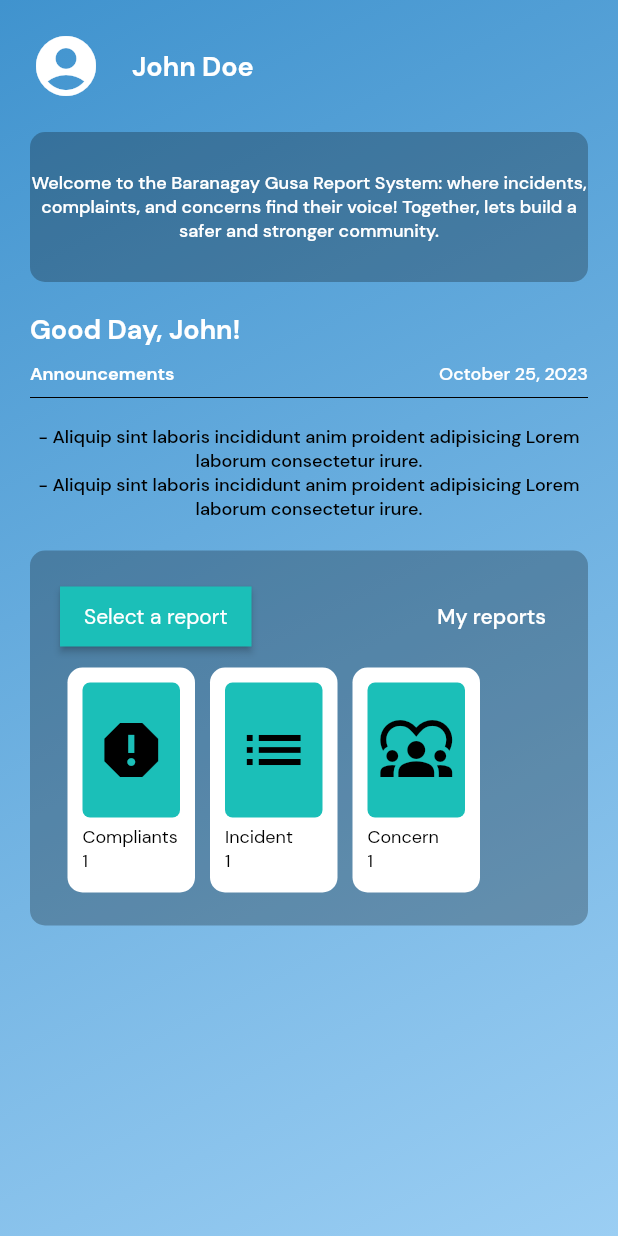
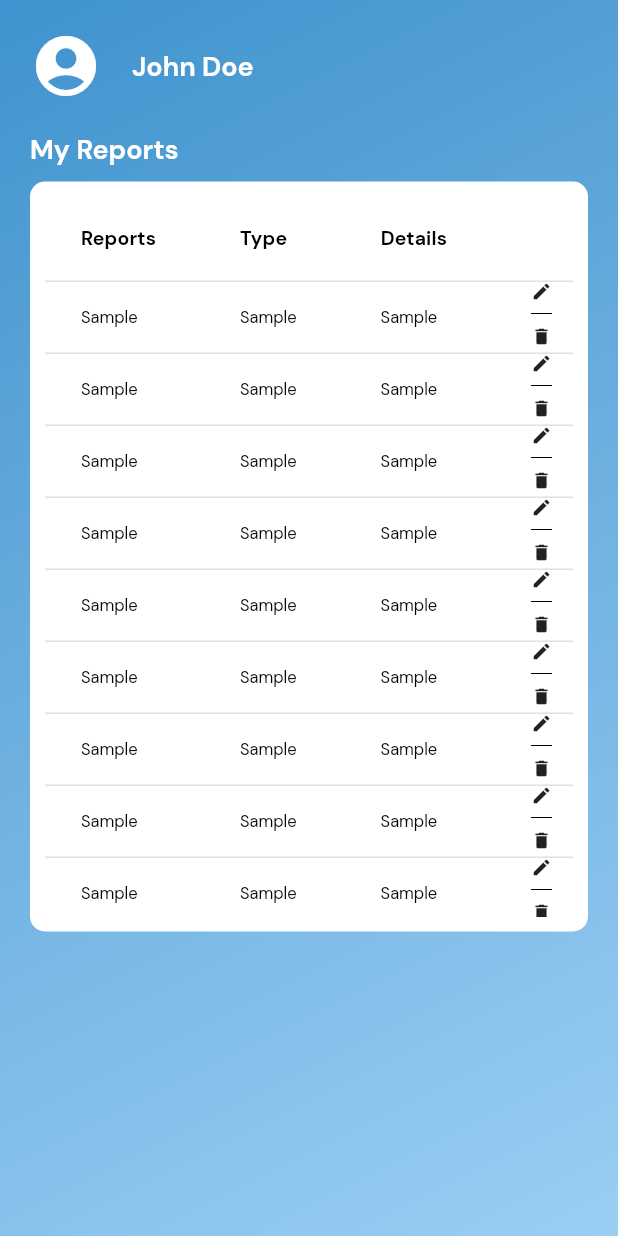
Before and after one commit to lansoyyy/gusa_cic, a Flutter app: the HomeScreen screen opened directly, after a tap on "My reports", on a phone screen of 412 x 824 dp. Run offline on Flutter 3.47's test engine with Material 2 defaults, Android fonts, the phone set to English and light mode, and no system bars; our stand-ins replace fluttertoast.

Commit message:
added my reports page

```diff
--- a/lib/screens/home_screen.dart
+++ b/lib/screens/home_screen.dart
@@ -1,4 +1,5 @@
 import 'package:flutter/material.dart';
+import 'package:gusa_cic/screens/myreports_screen.dart';
 import 'package:gusa_cic/utils/colors.dart';
 import 'package:gusa_cic/widgets/button_widget.dart';
 import 'package:gusa_cic/widgets/text_widget.dart';
@@ -7,7 +8,7 @@ class HomeScreen extends StatelessWidget {
   const HomeScreen({super.key});
 
   @override
-  Widget build(BuildContext cowntext) {
+  Widget build(BuildContext context) {
     return  Scaffold(
       body: Container(
         height: double.infinity,
@@ -106,6 +107,8 @@ class HomeScreen extends StatelessWidget {
                                 height: 40,
                                 label: 'Select a report', onPressed: () {},),
                                 TextButton(onPressed: () {
+                                                  Navigator.of(context).push(MaterialPageRoute(
+                          builder: (context) => const MyreportsScreen()));
 
                                 }, child: TextWidget(text: 'My reports', fontSize: 14,
                                 color: Colors.white,
--- /dev/null
+++ b/lib/screens/myreports_screen.dart
@@ -0,0 +1,150 @@
+import 'package:flutter/material.dart';
+import 'package:gusa_cic/utils/colors.dart';
+import 'package:gusa_cic/widgets/button_widget.dart';
+import 'package:gusa_cic/widgets/text_widget.dart';
+
+class MyreportsScreen extends StatelessWidget {
+  const MyreportsScreen({super.key});
+
+  @override
+  Widget build(BuildContext context) {
+    return  Scaffold(
+      body: Container(
+        height: double.infinity,
+        width: double.infinity,
+        decoration: BoxDecoration(
+            gradient: LinearGradient(
+    begin: Alignment.topLeft,
+    end: Alignment.bottomRight,
+    colors: [
+      Color(0xff4093CE),
+      Color(0xff9BCEF3),
+    ],
+  ),
+        ),
+        child: SingleChildScrollView(
+          child: SafeArea(
+            child: Padding(
+             padding: const EdgeInsets.only(left: 20, right: 20, top: 20),
+              child: Column(
+                crossAxisAlignment: CrossAxisAlignment.start,
+                children: [
+                  Row(
+                    mainAxisAlignment: MainAxisAlignment.start,
+                    children: [
+                      Icon(Icons.account_circle,
+                      color:Colors.white,
+                      size: 48,),
+                      SizedBox(width: 20,),
+                      TextWidget(text: 'John Doe', fontSize: 18,
+                      fontFamily: 'Bold',
+                      color: Colors.white,),
+                    ],
+                  ),
+
+                  SizedBox(height: 20,),
+                        TextWidget(text: 'My Reports', fontSize: 18,
+                      fontFamily: 'Bold',
+                      color: Colors.white,),
+                      SizedBox(height: 10,),
+
+
+                      Container(
+                    width: double.infinity,
+                    height: 500,
+                    decoration: BoxDecoration(
+                      borderRadius: BorderRadius.circular(10),
+                      color: Colors.white,
+
+                    ),
+                    child: Padding(
+                      padding: const EdgeInsets.all(10.0),
+                      child: SingleChildScrollView(
+                        child: SingleChildScrollView(
+                          scrollDirection: Axis.horizontal,
+                          child: DataTable(columns:
+                                        [
+                                          DataColumn(label: TextWidget(text: 'Reports', fontSize: 13,
+                                          fontFamily: 'Bold',),),
+                            DataColumn(label: TextWidget(text: 'Type', fontSize: 13,fontFamily: 'Bold'),),
+                                  DataColumn(label: TextWidget(text: 'Details', fontSize: 13,fontFamily: 'Bold'),),
+                                  DataColumn(label: TextWidget(text: '', fontSize: 13,),),
+                                        ], rows: [
+                                          for(int i =0; i < 50; i++)
+                                          DataRow(cells: [
+                                            DataCell(TextWidget(text: 'Sample', fontSize: 11,),),
+                                             DataCell(TextWidget(text: 'Sample', fontSize: 11,),),
+                          DataCell(TextWidget(text: 'Sample', fontSize: 11,),),
+                          DataCell(
+                            Column(
+                              children: [
+                              Icon(Icons.edit,
+                              size: 14,),
+                                Divider(
+                                  color: Colors.black,
+                                ),
+                                        GestureDetector(
+                                          onTap: () {
+                                            showDialog(context: context, builder: (context) {
+                                              return Dialog(
+                                                backgroundColor: primary,
+                                                child: SizedBox(height: 125,
+                                                child: Padding(
+                                                  padding: const EdgeInsets.all(10.0),
+                                                  child: Column(
+                                                    children: [
+                                                      TextWidget(text: 'Are you sure you want to delete this report?', fontSize: 14,
+                                                      fontFamily: 'Bold',
+                                                      color:Colors.black,),
+                                                      SizedBox(height: 20,),
+                                                      Row(
+                                                        mainAxisAlignment: MainAxisAlignment.spaceEvenly,
+                                                        children: [
+                                                          ButtonWidget(
+                                                            color: buttonColor,
+                                                            width: 100,
+                                                            height: 40,
+                                                            radius: 5,
+                                                            label: 'Ok', onPressed: () {
+                                                            Navigator.pop(context);
+                                                          },),
+                                                          ButtonWidget(
+                                                            color: buttonColor,
+                                                            width: 100,
+                                                            height: 40,
+                                                            radius: 5,
+                                                            label: 'Cancel', onPressed: () {
+                                                            Navigator.pop(context);
+                                                          },),
+                                                        ],
+                                                      ),
+                                                    ],
+                                                  ),
+                                                ),),
+                                              );
+                                            },);
+                                          },
+                                          child: Icon(Icons.delete,
+                                                                      size: 14,),
+                                        ),
+
+                              ],
+                            ),
+                          ),
+                                          ])
+                                        ]),
+                        ),
+                      )
+                    ),
+
+                  ),
+
+                ],
+              ),
+            ),
+          ),
+        ),
+      ),
+    );
+  }
+}
```
